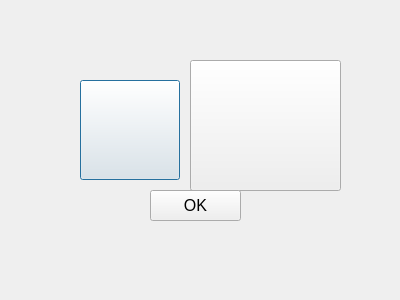
The window that 0707withsuspend/settingbeginning.ui (ZhengTong11111/FAWQT) describes before a commit, drawn with Qt 5.
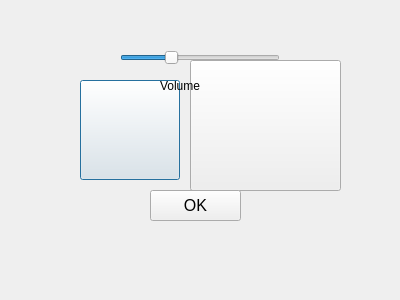
The same window after the commit. Icons and pictures are not drawn.

What changed in the file:
```diff
--- a/0707withsuspend/settingbeginning.ui
+++ b/0707withsuspend/settingbeginning.ui
@@ -76,6 +76,35 @@
     <string>OK</string>
    </property>
   </widget>
+  <widget class="QSlider" name="horizontalSlider">
+   <property name="geometry">
+    <rect>
+     <x>120</x>
+     <y>50</y>
+     <width>160</width>
+     <height>16</height>
+    </rect>
+   </property>
+   <property name="value">
+    <number>30</number>
+   </property>
+   <property name="orientation">
+    <enum>Qt::Horizontal</enum>
+   </property>
+  </widget>
+  <widget class="QLabel" name="Volumelabel">
+   <property name="geometry">
+    <rect>
+     <x>160</x>
+     <y>70</y>
+     <width>81</width>
+     <height>31</height>
+    </rect>
+   </property>
+   <property name="text">
+    <string>Volume</string>
+   </property>
+  </widget>
  </widget>
  <resources/>
  <connections/>
```
